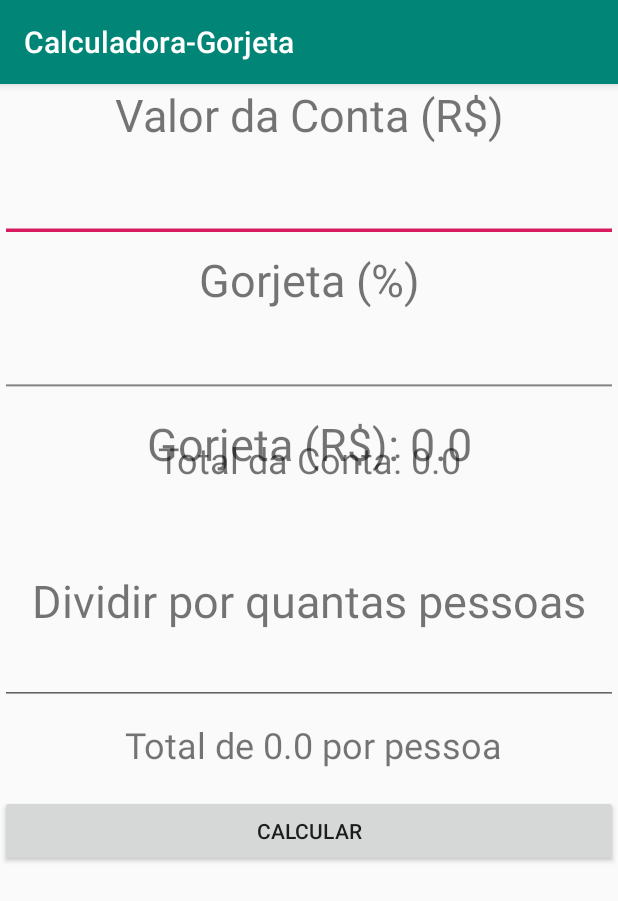
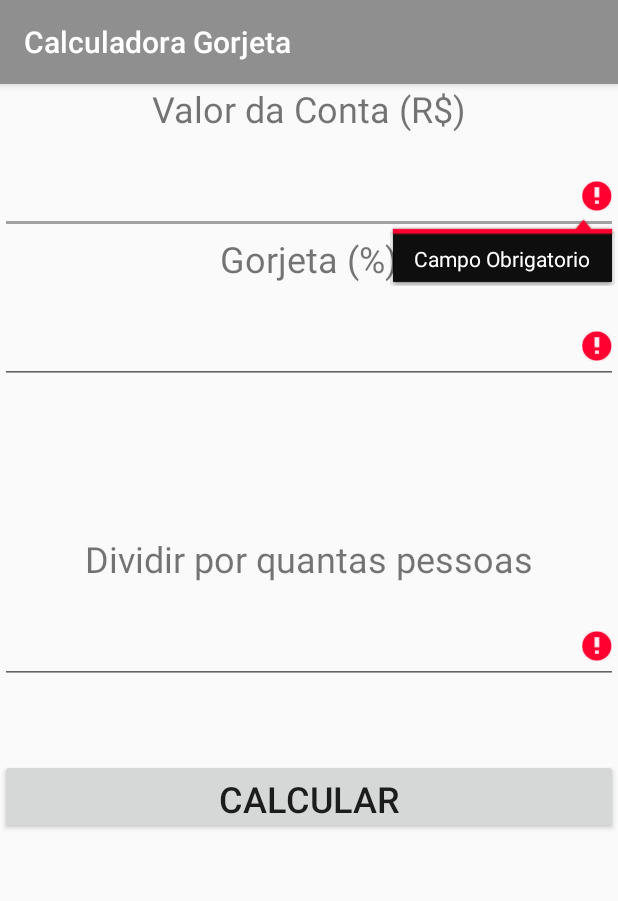
Before and after one commit to williansbeato/Calculadora-Gorjeta, an Android app: the screen it shows after launch (MainActivity), after a tap on "CALCULAR", on a phone screen of 412 x 824 dp. Shown: the top 901 px of the screen. Run offline under Robolectric (Android 15) with nearby library versions, the phone set to English and light mode, and no system bars.

Commit message:
Campos Obrigatorios

```diff
--- a/app/src/main/java/com/example/calculadora_gorjeta/MainActivity.kt
+++ b/app/src/main/java/com/example/calculadora_gorjeta/MainActivity.kt
@@ -2,8 +2,10 @@ package com.example.calculadora_gorjeta
 
 import androidx.appcompat.app.AppCompatActivity
 import android.os.Bundle
+import android.text.TextUtils
 import android.view.View
 import kotlinx.android.synthetic.main.activity_main.*
+import java.net.Authenticator
 
 class MainActivity : AppCompatActivity() {
 
@@ -14,9 +16,20 @@ class MainActivity : AppCompatActivity() {
     }
 
         fun cal(view : View){
+
+
             val valorConta : String = txtValorConta.text.toString()
             val gorjeta : String = txtGorjetaPorc.text.toString()
+            val quantiPessoa : String = totalPessoas.text.toString()
 
+
+            if(TextUtils.isEmpty(valorConta) or TextUtils.isEmpty(gorjeta) or TextUtils.isEmpty(quantiPessoa) ){
+
+                txtValorConta.error = "Campo Obrigatorio"
+                txtGorjetaPorc.error = "Campo Obrigatorio"
+                totalPessoas.error = "Campo Obrigatorio"
+            }
+            else{
 
                 var resul : Double
 
@@ -38,15 +51,14 @@ class MainActivity : AppCompatActivity() {
 
                 totalConta.setText(textTotalConta)
 
-            val quantiPessoa : String = totalPessoas.text.toString()
+                var valorPorPessoa : Double = (totalCont / quantiPessoa.toDouble())
 
-            var valorPorPessoa = (totalCont / quantiPessoa.toDouble())
-
-            var resulPessoa = " Total de $valorPorPessoa por pessoa"
+                var resulPessoa = " Total de R$ $valorPorPessoa por pessoa"
 
                 valorPessoa.setText(resulPessoa)
 
             }
 
+        }
 
 }
--- a/app/src/main/res/layout/activity_main.xml
+++ b/app/src/main/res/layout/activity_main.xml
@@ -17,7 +17,8 @@
             android:layout_height="50dp"
             android:text="Valor da Conta (R$)"
             android:textAlignment="center"
-            android:textSize="30sp" />
+            android:textColorLink="#D0A7A6A6"
+            android:textSize="24sp" />
 
         <EditText
             android:id="@+id/txtValorConta"
@@ -26,78 +27,72 @@
             android:ems="10"
             android:inputType="number"
             android:textAlignment="center"
-            android:textSize="24sp"
-            android:translationY="5dp" />
+            android:textSize="24sp" />
 
         <TextView
             android:id="@+id/textView3"
             android:layout_width="match_parent"
-            android:layout_height="wrap_content"
+            android:layout_height="50dp"
             android:text="Gorjeta (%)"
             android:textAlignment="center"
-            android:textSize="30sp"
-            android:translationY="10dp" />
+            android:textSize="24sp" />
 
         <EditText
             android:id="@+id/txtGorjetaPorc"
             android:layout_width="match_parent"
-            android:layout_height="wrap_content"
-            android:ems="10"
+            android:layout_height="50dp"
             android:inputType="number"
             android:textAlignment="center"
-            android:textSize="24sp"
-            android:translationY="15dp" />
+            android:textSize="24sp" />
 
         <TextView
             android:id="@+id/oResul"
             android:layout_width="match_parent"
-            android:layout_height="40dp"
+            android:layout_height="50dp"
             android:textAlignment="center"
-            android:textSize="30sp"
-            android:translationY="25dp" />
+            android:textColor="#FF0000"
+            android:textSize="24sp" />
 
         <TextView
             android:id="@+id/totalConta"
             android:layout_width="match_parent"
-            android:layout_height="40dp"
+            android:layout_height="50dp"
             android:textAlignment="center"
-            android:textSize="24sp"
-            tools:translationY="42dp" />
+            android:textColor="#FF0000"
+            android:textSize="24sp" />
 
         <TextView
             android:id="@+id/textView7"
             android:layout_width="match_parent"
-            android:layout_height="40dp"
+            android:layout_height="50dp"
             android:text="Dividir por quantas pessoas"
             android:textAlignment="center"
-            android:textSize="30sp"
-            android:translationY="50dp" />
+            android:textSize="24sp" />
 
         <EditText
             android:id="@+id/totalPessoas"
             android:layout_width="match_parent"
-            android:layout_height="40dp"
+            android:layout_height="50dp"
             android:ems="10"
             android:inputType="number"
             android:textAlignment="center"
-            android:textSize="24sp"
-            android:translationY="60dp" />
+            android:textSize="24sp" />
 
         <TextView
             android:id="@+id/valorPessoa"
             android:layout_width="match_parent"
-            android:layout_height="40dp"
+            android:layout_height="50dp"
             android:textAlignment="center"
-            android:textSize="24sp"
-            android:translationY="70dp" />
+            android:textColor="#FF0000"
+            android:textSize="24sp" />
 
         <Button
             android:id="@+id/button"
             android:layout_width="match_parent"
-            android:layout_height="wrap_content"
+            android:layout_height="50dp"
             android:onClick="cal"
             android:text="Calcular"
-            android:translationY="80dp" />
+            android:textSize="24sp" />
 
     </LinearLayout>
 </androidx.constraintlayout.widget.ConstraintLayout>
--- a/app/src/main/res/values/colors.xml
+++ b/app/src/main/res/values/colors.xml
@@ -1,6 +1,6 @@
 <?xml version="1.0" encoding="utf-8"?>
 <resources>
-    <color name="colorPrimary">#008577</color>
-    <color name="colorPrimaryDark">#00574B</color>
-    <color name="colorAccent">#D81B60</color>
+    <color name="colorPrimary">#8F8F8F</color>
+    <color name="colorPrimaryDark">#4B4B4B</color>
+    <color name="colorAccent">#A2A2A2</color>
 </resources>
--- a/app/src/main/res/values/strings.xml
+++ b/app/src/main/res/values/strings.xml
@@ -1,3 +1,3 @@
 <resources>
-    <string name="app_name">Calculadora-Gorjeta</string>
+    <string name="app_name">Calculadora Gorjeta</string>
 </resources>
```
Lines whose indentation alone changed are shown as unchanged.
